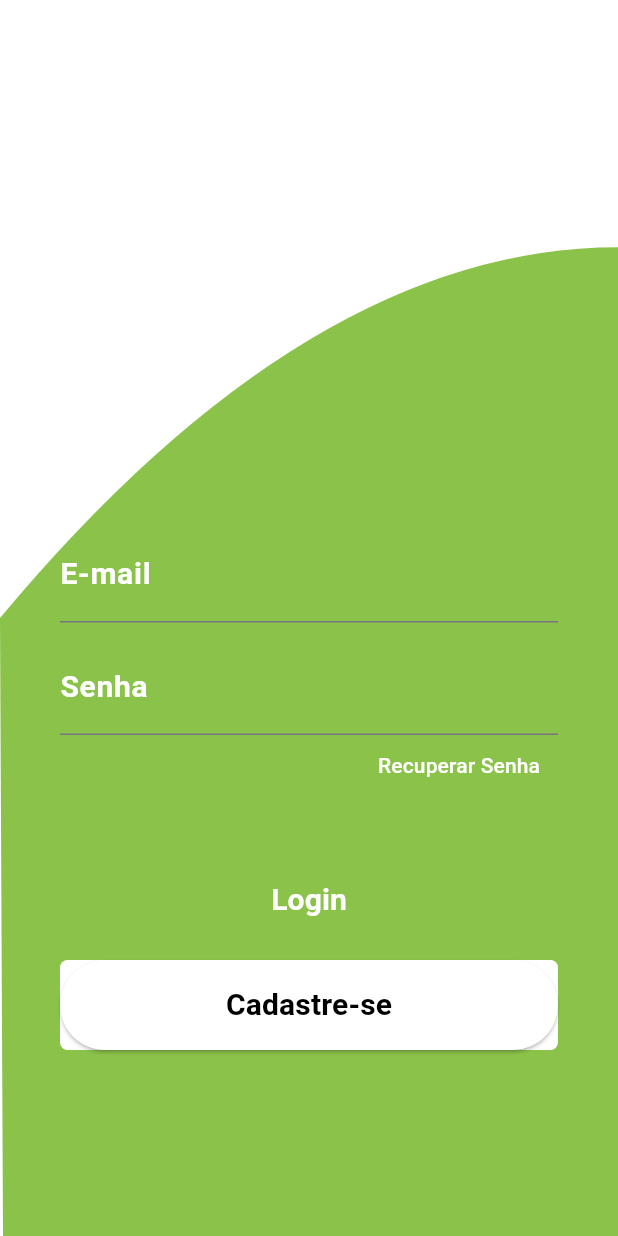
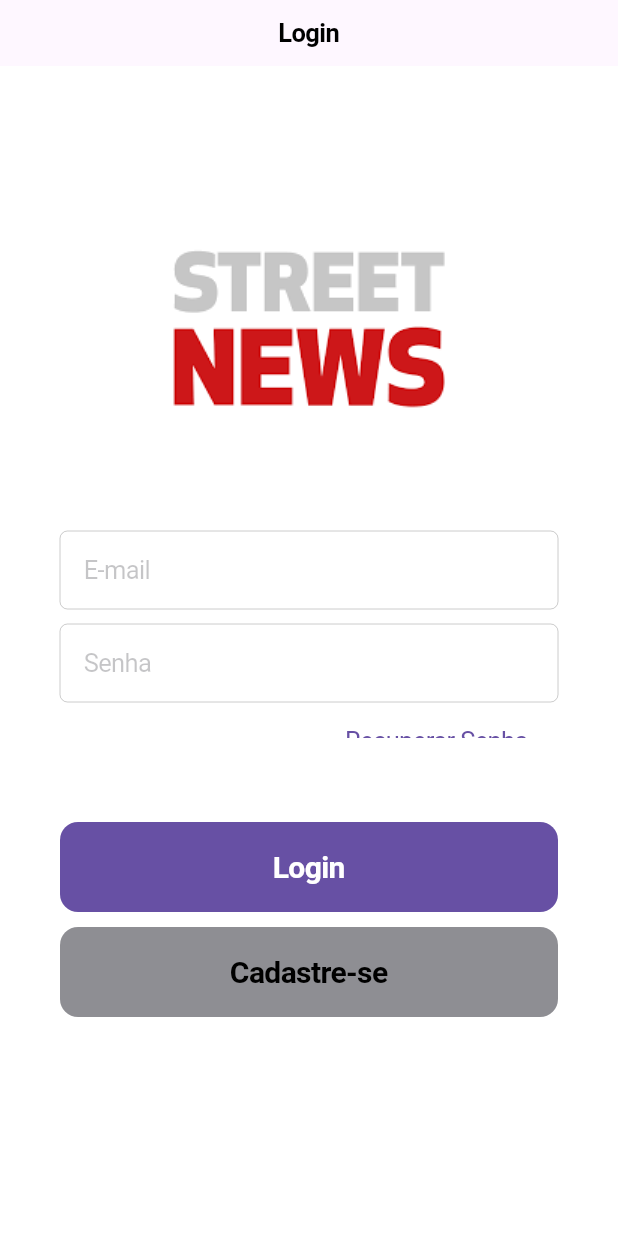
Before and after one commit to joaoagr1/news-app-flutter, a Flutter app: the screen it shows after launch, on a phone screen of 412 x 824 dp. Run offline on Flutter 3.47's test engine with Material 3 defaults, Android fonts, the phone set to English and light mode, and no system bars.

Commit message:
refatoração tela login

```diff
--- a/lib/login_screen.dart
+++ b/lib/login_screen.dart
@@ -1,15 +1,11 @@
 // lib/login_screen.dart
-import 'package:flutter/material.dart';
+import 'package:flutter/cupertino.dart';
 import 'package:http/http.dart' as http;
 import 'dart:convert';
 
 import 'models/user.dart';
 import 'register_screen.dart';
 import 'result_screen.dart';
-// import 'reset_password.page.dart';
-
-const Color primaryColor = Colors.lightGreen;
-const Color secondaryColor = Colors.white;
 
 class LoginScreen extends StatefulWidget {
   @override
@@ -52,7 +48,7 @@ class _LoginScreenState extends State<LoginScreen> {
 
     Navigator.push(
       context,
-      MaterialPageRoute(
+      CupertinoPageRoute(
         builder: (context) => ResultScreen(token: token, user: user),
       ),
     );
@@ -67,64 +63,46 @@ class _LoginScreenState extends State<LoginScreen> {
 
   @override
   Widget build(BuildContext context) {
-    return Scaffold(
-      body: Stack(
+    return CupertinoPageScaffold(
+      navigationBar: CupertinoNavigationBar(
+        middle: Text('Login'),
+      ),
+      child: Stack(
         children: [
-          Container(color: secondaryColor),
-          CustomPaint(
-            painter: CurvePainter(),
-            child: Container(),
-          ),
+          Container(color: CupertinoColors.systemBackground),
           Container(
-            padding: EdgeInsets.only(top: 100, left: 40, right: 40),
+            padding: EdgeInsets.only(top: 60, left: 40, right: 40),
             child: ListView(
               children: <Widget>[
                 SizedBox(
                   width: 230,
                   height: 230,
-                  //child: Image.asset("lib/assets/logo.png"),
+                  child: Image.asset("lib/assets/logo.png"),
                 ),
                 SizedBox(height: 20),
-                TextFormField(
+                CupertinoTextField(
                   controller: _loginController,
                   keyboardType: TextInputType.emailAddress,
-                  decoration: InputDecoration(
-                    labelText: "E-mail",
-                    labelStyle: TextStyle(
-                      color: Colors.white,
-                      fontWeight: FontWeight.bold,
-                      fontSize: 20,
-                    ),
-                  ),
-                  style: TextStyle(fontSize: 20),
+                  placeholder: "E-mail",
+                  padding: EdgeInsets.all(16),
                 ),
                 SizedBox(height: 10),
-                TextFormField(
+                CupertinoTextField(
                   controller: _passwordController,
                   keyboardType: TextInputType.text,
                   obscureText: true,
-                  decoration: InputDecoration(
-                    labelText: "Senha",
-                    labelStyle: TextStyle(
-                      color: Colors.white,
-                      fontWeight: FontWeight.bold,
-                      fontSize: 20,
-                    ),
-                  ),
-                  style: TextStyle(fontSize: 20),
+                  placeholder: "Senha",
+                  padding: EdgeInsets.all(16),
                 ),
                 Container(
                   height: 40,
                   alignment: Alignment.centerRight,
-                  child: TextButton(
-                    child: Text("Recuperar Senha",
-                      style: TextStyle(color: Colors.white),
-                    ),
-
+                  child: CupertinoButton(
+                    child: Text("Recuperar Senha"),
                     onPressed: () {
                       // Navigator.push(
                       //   context,
-                      //   MaterialPageRoute(
+                      //   CupertinoPageRoute(
                       //     builder: (context) => ResetPasswordPage(),
                       //   ),
                       // );
@@ -135,22 +113,13 @@ class _LoginScreenState extends State<LoginScreen> {
                 Container(
                   height: 60,
                   alignment: Alignment.centerLeft,
-                  decoration: BoxDecoration(
-                    color: primaryColor,
-                    borderRadius: BorderRadius.all(Radius.circular(5)),
-                  ),
-                  child: SizedBox.expand(
-                    child: ElevatedButton(
-                      style: ElevatedButton.styleFrom(
-                        backgroundColor: primaryColor,
-                        shadowColor: Colors.transparent,
-                      ),
+                  child: CupertinoButton.filled(
                     child: Center(
                       child: Text(
                         "Login",
                         style: TextStyle(
                           fontWeight: FontWeight.bold,
-                            color: secondaryColor,
+                          color: CupertinoColors.white,
                           fontSize: 20,
                         ),
                       ),
@@ -158,32 +127,23 @@ class _LoginScreenState extends State<LoginScreen> {
                     onPressed: login,
                   ),
                 ),
-                ),
                 SizedBox(height: 10),
                 Container(
                   height: 60,
                   alignment: Alignment.centerLeft,
-                  decoration: BoxDecoration(
-                    color: secondaryColor,
-                    borderRadius: BorderRadius.all(Radius.circular(5)),
-                  ),
-                  child: SizedBox.expand(
-                    child: ElevatedButton(
-                      style: ElevatedButton.styleFrom(
-                        backgroundColor: secondaryColor,
-                      ),
+                  child: CupertinoButton(
+                    color: CupertinoColors.systemGrey,
                     child: Center(
                       child: Text(
                         "Cadastre-se",
                         style: TextStyle(
                           fontWeight: FontWeight.bold,
-                            color: Colors.black,
+                          color: CupertinoColors.black,
                           fontSize: 20,
                         ),
                       ),
                     ),
                     onPressed: _navigateToRegisterScreen,
-                    ),
                   ),
                 ),
                 SizedBox(height: 10),
@@ -201,7 +161,7 @@ class _LoginScreenState extends State<LoginScreen> {
       padding: const EdgeInsets.all(8.0),
       child: Text(
         _errorMessage,
-        style: const TextStyle(color: Colors.red),
+        style: const TextStyle(color: CupertinoColors.systemRed),
       ),
     );
   }
@@ -209,30 +169,7 @@ class _LoginScreenState extends State<LoginScreen> {
   void _navigateToRegisterScreen() {
     Navigator.push(
       context,
-      MaterialPageRoute(builder: (context) => RegisterScreen()),
+      CupertinoPageRoute(builder: (context) => RegisterScreen()),
     );
   }
 }
-
-class CurvePainter extends CustomPainter {
-  @override
-  void paint(Canvas canvas, Size size) {
-    var paint = Paint();
-    paint.color = primaryColor;
-    paint.style = PaintingStyle.fill;
-
-    var path = Path();
-    path.moveTo(0, size.height * 0.5);
-    path.quadraticBezierTo(size.width / 2, size.height * 0.2, size.width, size.height * 0.2);
-    path.lineTo(size.width, size.height);
-    path.lineTo(2, size.height);
-    path.close();
-
-    canvas.drawPath(path, paint);
-  }
-
-  @override
-  bool shouldRepaint(CustomPainter oldDelegate) {
-    return false;
-  }
-}
```
Also changed, not shown: lib/category_news_screen.dart (added, +61 -0 lines), lib/category_screen.dart (added, +75 -0 lines), lib/result_screen.dart (+10 -1 lines), lib/assets/d8e537005904502180ea7b929afa37a5119d97d7b3dff4c26af5720eb322a61e224258c82dd8663279d708bfdcd6652f012ff92ec7908563840184f80a993178.jpeg (deleted). Lines whose indentation alone changed are shown as unchanged.
